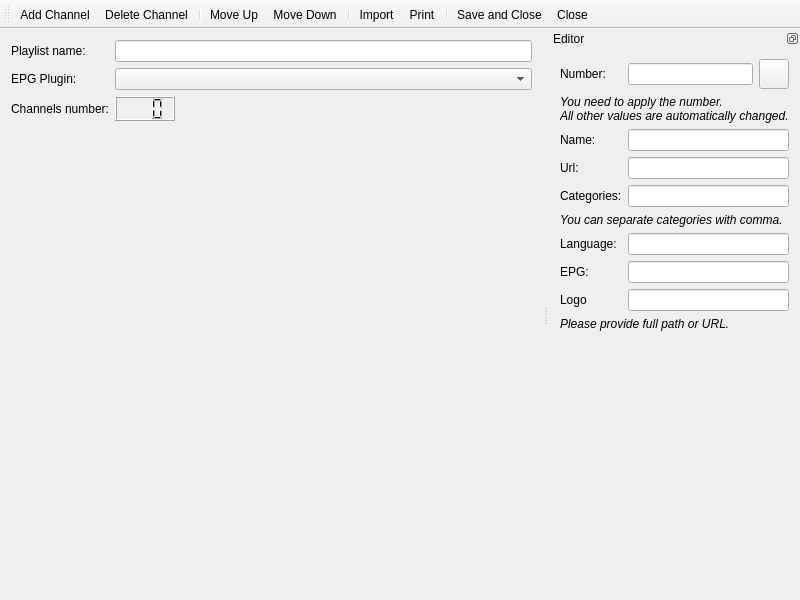
The window that src/ui/EditPlaylist.ui (ntadej/tano) describes before a commit, drawn with Qt 5.
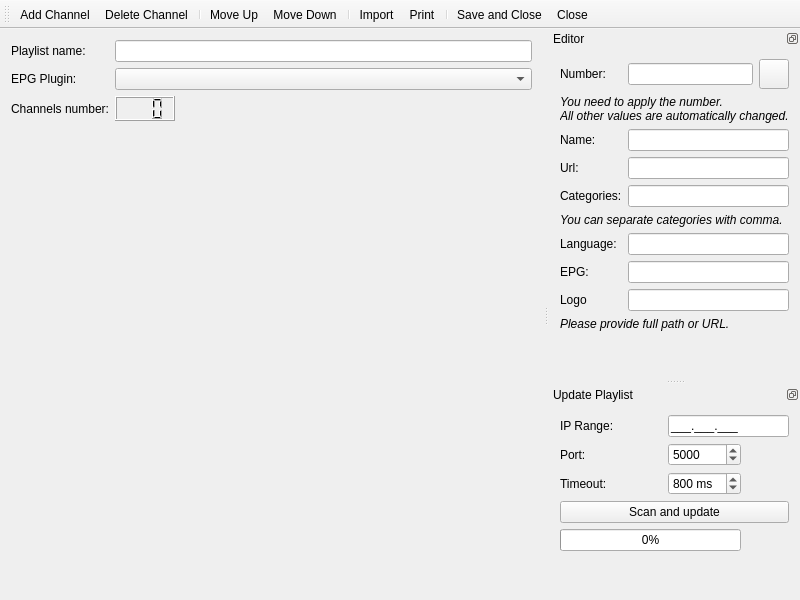
The same window after the commit. Icons and pictures are not drawn. Custom widgets are drawn as their Qt base class.

Commit message: QVlc: Mouse and keyboard events, Playlist updater

The edit to the form file:
```diff
--- a/src/ui/EditPlaylist.ui
+++ b/src/ui/EditPlaylist.ui
@@ -259,6 +259,123 @@
     </layout>
    </widget>
   </widget>
+  <widget class="QDockWidget" name="updateWidget">
+   <property name="features">
+    <set>QDockWidget::DockWidgetFloatable|QDockWidget::DockWidgetMovable</set>
+   </property>
+   <property name="allowedAreas">
+    <set>Qt::LeftDockWidgetArea|Qt::RightDockWidgetArea</set>
+   </property>
+   <property name="windowTitle">
+    <string>Update Playlist</string>
+   </property>
+   <attribute name="dockWidgetArea">
+    <number>2</number>
+   </attribute>
+   <widget class="QWidget" name="updateWidgetContents">
+    <layout class="QGridLayout" name="gridLayout_2">
+     <item row="0" column="0">
+      <widget class="QLabel" name="labelFrom">
+       <property name="text">
+        <string>IP Range:</string>
+       </property>
+      </widget>
+     </item>
+     <item row="2" column="0">
+      <widget class="QLabel" name="labelTimeout">
+       <property name="text">
+        <string>Timeout:</string>
+       </property>
+      </widget>
+     </item>
+     <item row="3" column="0" colspan="4">
+      <widget class="QPushButton" name="buttonUpdate">
+       <property name="text">
+        <string>Scan and update</string>
+       </property>
+       <property name="checkable">
+        <bool>true</bool>
+       </property>
+      </widget>
+     </item>
+     <item row="0" column="2" colspan="2">
+      <widget class="QLineEdit" name="ipFrom">
+       <property name="inputMask">
+        <string notr="true">000.000.000;_</string>
+       </property>
+      </widget>
+     </item>
+     <item row="6" column="0">
+      <spacer name="verticalSpacer_2">
+       <property name="orientation">
+        <enum>Qt::Vertical</enum>
+       </property>
+       <property name="sizeHint" stdset="0">
+        <size>
+         <width>20</width>
+         <height>40</height>
+        </size>
+       </property>
+      </spacer>
+     </item>
+     <item row="2" column="2">
+      <widget class="QSpinBox" name="ipTimeout">
+       <property name="suffix">
+        <string> ms</string>
+       </property>
+       <property name="minimum">
+        <number>500</number>
+       </property>
+       <property name="maximum">
+        <number>2000</number>
+       </property>
+       <property name="singleStep">
+        <number>100</number>
+       </property>
+       <property name="value">
+        <number>800</number>
+       </property>
+      </widget>
+     </item>
+     <item row="1" column="0">
+      <widget class="QLabel" name="labelPort">
+       <property name="text">
+        <string>Port:</string>
+       </property>
+      </widget>
+     </item>
+     <item row="1" column="2">
+      <widget class="QSpinBox" name="ipPort">
+       <property name="minimum">
+        <number>80</number>
+       </property>
+       <property name="maximum">
+        <number>9999</number>
+       </property>
+       <property name="value">
+        <number>5000</number>
+       </property>
+      </widget>
+     </item>
+     <item row="4" column="0" colspan="3">
+      <widget class="QProgressBar" name="progressBar">
+       <property name="minimum">
+        <number>1</number>
+       </property>
+       <property name="maximum">
+        <number>255</number>
+       </property>
+       <property name="value">
+        <number>1</number>
+       </property>
+      </widget>
+     </item>
+     <item row="4" column="3">
+      <widget class="QVlc::VideoWidget" name="previewWidget" native="true"/>
+     </item>
+    </layout>
+   </widget>
+  </widget>
   <action name="actionAdd">
    <property name="icon">
     <iconset resource="images.qrc">
@@ -361,6 +478,41 @@
    <header>ui/PlaylistWidget.h</header>
    <container>1</container>
   </customwidget>
+  <customwidget>
+   <class>QVlc::VideoWidget</class>
+   <extends>QWidget</extends>
+   <header location="global">QVlc/VideoWidget.h</header>
+   <container>1</container>
+   <slots>
+    <signal>fullscreen()</signal>
+    <slot>toggleFullscreen()</slot>
+    <slot>setRatioOriginal()</slot>
+    <slot>setRatio1_1()</slot>
+    <slot>setRatio4_3()</slot>
+    <slot>setRatio16_9()</slot>
+    <slot>setRatio16_10()</slot>
+    <slot>setRatio2_21_1()</slot>
+    <slot>setRatio5_4()</slot>
+    <slot>setCrop1_1()</slot>
+    <slot>setCrop4_3()</slot>
+    <slot>setCrop16_9()</slot>
+    <slot>setCrop16_10()</slot>
+    <slot>setCrop1_85_1()</slot>
+    <slot>setCrop2_21_1()</slot>
+    <slot>setCrop2_35_1()</slot>
+    <slot>setCrop2_39_1()</slot>
+    <slot>setCrop5_4()</slot>
+    <slot>setCrop5_3()</slot>
+    <slot>setFilterBob()</slot>
+    <slot>setFilterBlend()</slot>
+    <slot>setFilterMean()</slot>
+    <slot>setFilterLinear()</slot>
+    <slot>setFilterX()</slot>
+    <slot>setFilterDiscard()</slot>
+    <slot>setFilterDisabled()</slot>
+    <slot>setCropOriginal()</slot>
+   </slots>
+  </customwidget>
  </customwidgets>
  <resources>
   <include location="images.qrc"/>
```
Left out of the diff: 8 changed lines with no effect on the pictures. The commit also changes 4 other files.
